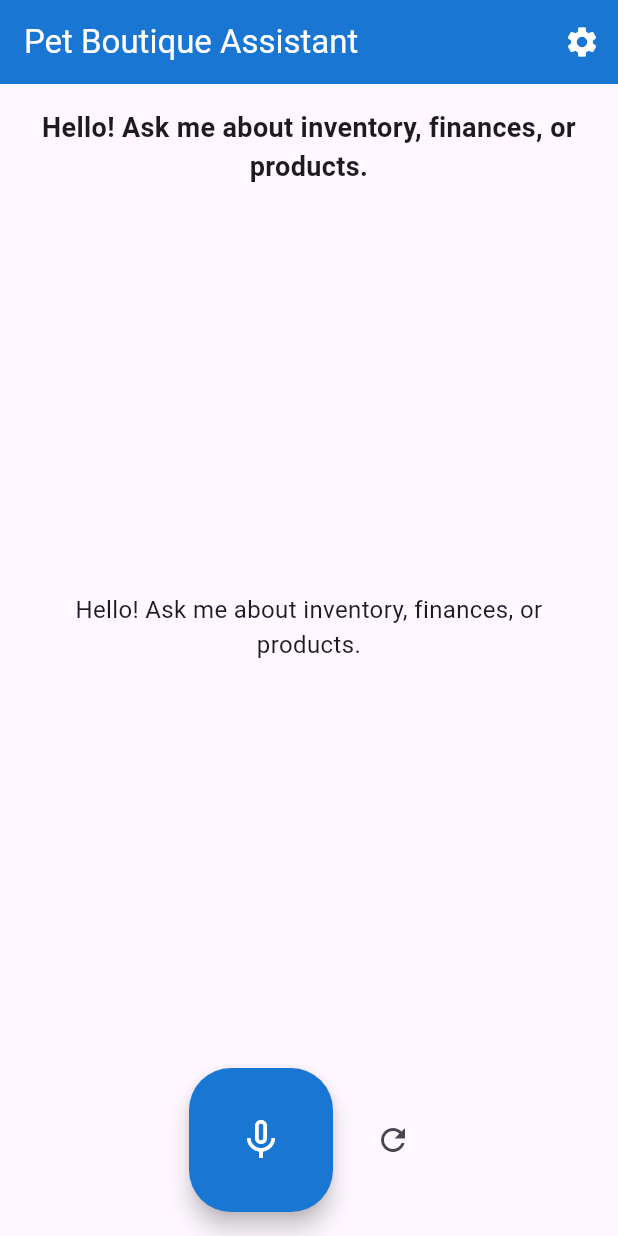
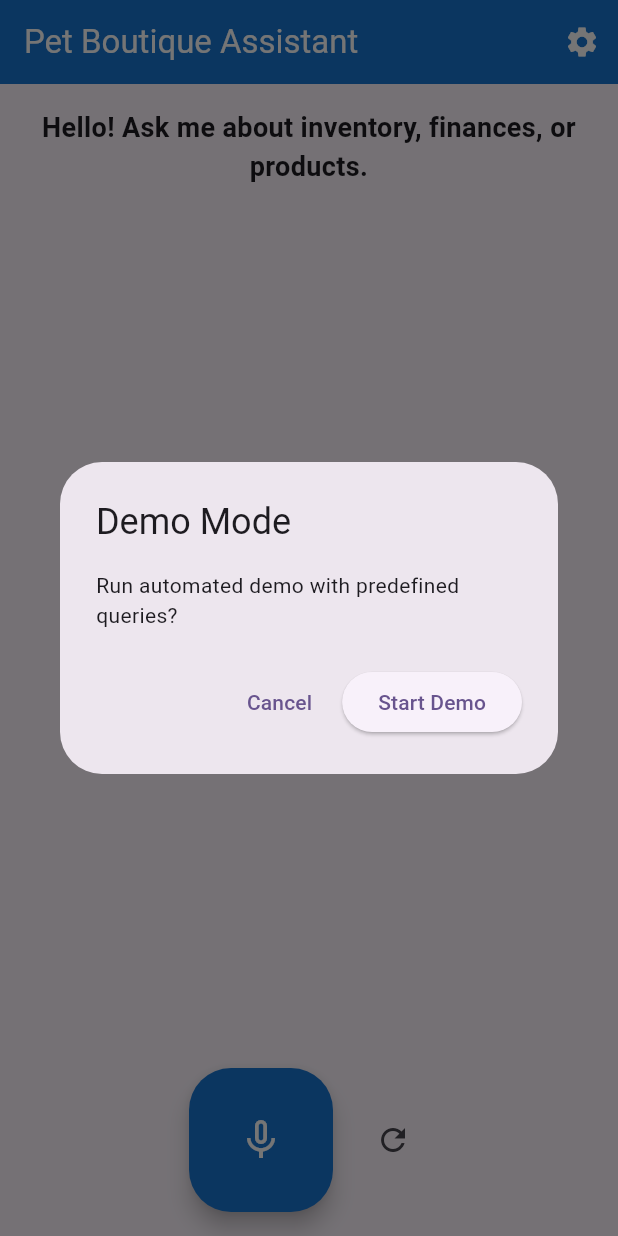
Before and after one commit to hezronokwach/morphic-agent, a Flutter app: the screen it shows after launch, after a tap on the "settings" icon, on a phone screen of 412 x 824 dp. Run offline on Flutter 3.47's test engine with Material 3 defaults, Android fonts, the light colour scheme and no system bars; our stand-ins replace audioplayers, fl_chart, flutter_dotenv, permission_handler, speech_to_text.

Commit message:
feat(home_screen): add demo mode dialog and automated demo run
- Introduce _isDemoMode state variable to track demo mode status
- Add settings icon button to trigger demo mode dialog
- Implement _showDemoModeDialog to confirm running predefined queries
- Create _runDemoMode function to execute demo via DemoMode utility
- Integrate context read to access AppState for demo execution
- Ensure UI state updates before and after demo run

```diff
--- a/lib/screens/home_screen.dart
+++ b/lib/screens/home_screen.dart
@@ -2,6 +2,7 @@ import 'package:flutter/material.dart';
 import 'package:provider/provider.dart';
 import '../main.dart';
 import '../widgets/morphic_container.dart';
+import '../utils/demo_mode.dart';
 
 class MyHomePage extends StatefulWidget {
   const MyHomePage({super.key});
@@ -12,6 +13,7 @@ class MyHomePage extends StatefulWidget {
 
 class _MyHomePageState extends State<MyHomePage> {
   bool _isListening = false;
+  bool _isDemoMode = false;
 
   @override
   void initState() {
@@ -48,7 +50,7 @@ class _MyHomePageState extends State<MyHomePage> {
         actions: [
           IconButton(
             icon: const Icon(Icons.settings),
-            onPressed: () {},
+            onPressed: _showDemoModeDialog,
           ),
         ],
       ),
@@ -110,4 +112,34 @@ class _MyHomePageState extends State<MyHomePage> {
       ),
     );
   }
+
+  void _showDemoModeDialog() {
+    showDialog(
+      context: context,
+      builder: (context) => AlertDialog(
+        title: const Text('Demo Mode'),
+        content: const Text('Run automated demo with predefined queries?'),
+        actions: [
+          TextButton(
+            onPressed: () => Navigator.pop(context),
+            child: const Text('Cancel'),
+          ),
+          ElevatedButton(
+            onPressed: () {
+              Navigator.pop(context);
+              _runDemoMode();
+            },
+            child: const Text('Start Demo'),
+          ),
+        ],
+      ),
+    );
+  }
+
+  Future<void> _runDemoMode() async {
+    setState(() => _isDemoMode = true);
+    final appState = context.read<AppState>();
+    await DemoMode.runDemo(appState);
+    setState(() => _isDemoMode = false);
+  }
 }
```
